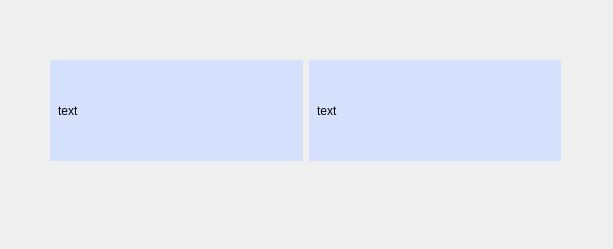
First picture: the form in table_part.ui, repository NAD777/Game-pygame, before the edit.
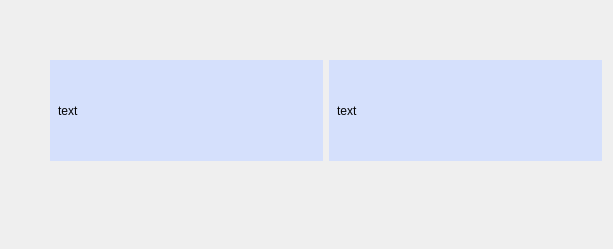
Second picture: the form after the edit.

```diff
--- a/table_part.ui
+++ b/table_part.ui
@@ -24,7 +24,7 @@
     <rect>
      <x>50</x>
      <y>60</y>
-     <width>511</width>
+     <width>552</width>
      <height>101</height>
     </rect>
    </property>
@@ -33,8 +33,8 @@
      <widget class="QLabel" name="nickname">
       <property name="minimumSize">
        <size>
-        <width>112</width>
-        <height>78</height>
+        <width>270</width>
+        <height>30</height>
        </size>
       </property>
       <property name="styleSheet">
@@ -50,8 +50,8 @@
      <widget class="QLabel" name="score">
       <property name="minimumSize">
        <size>
-        <width>30</width>
-        <height>0</height>
+        <width>270</width>
+        <height>60</height>
        </size>
       </property>
       <property name="maximumSize">
```
